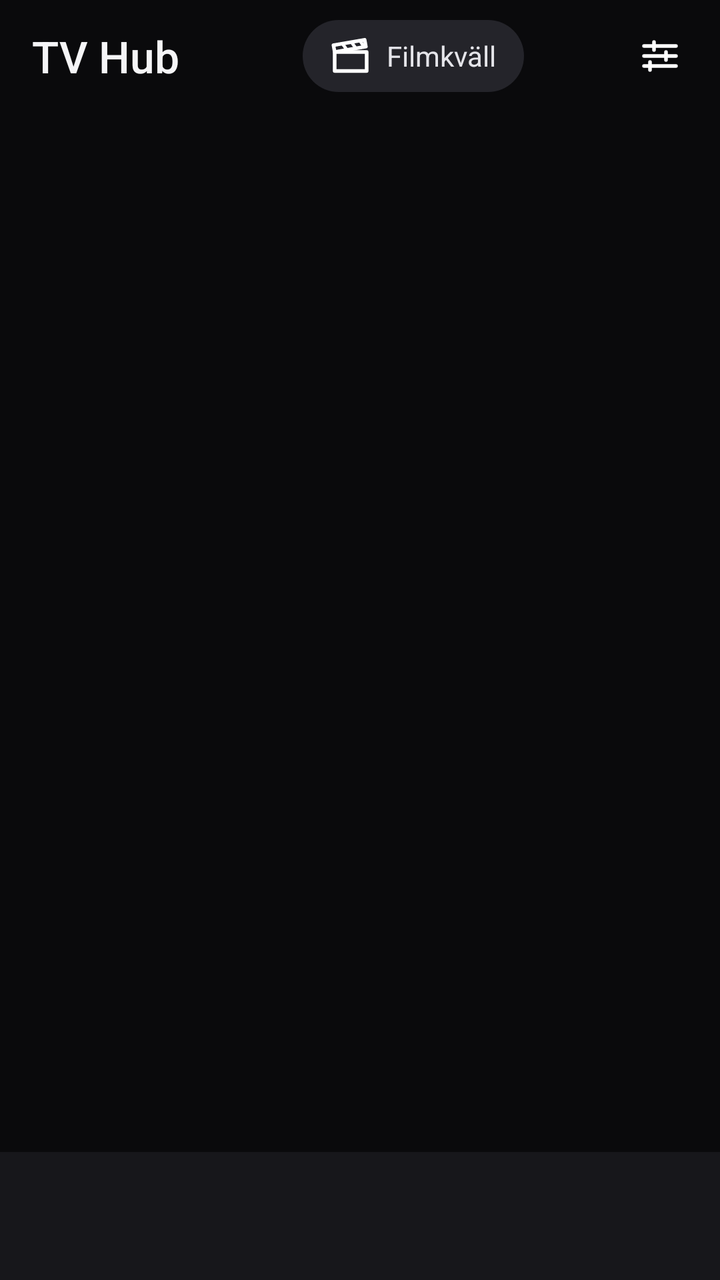
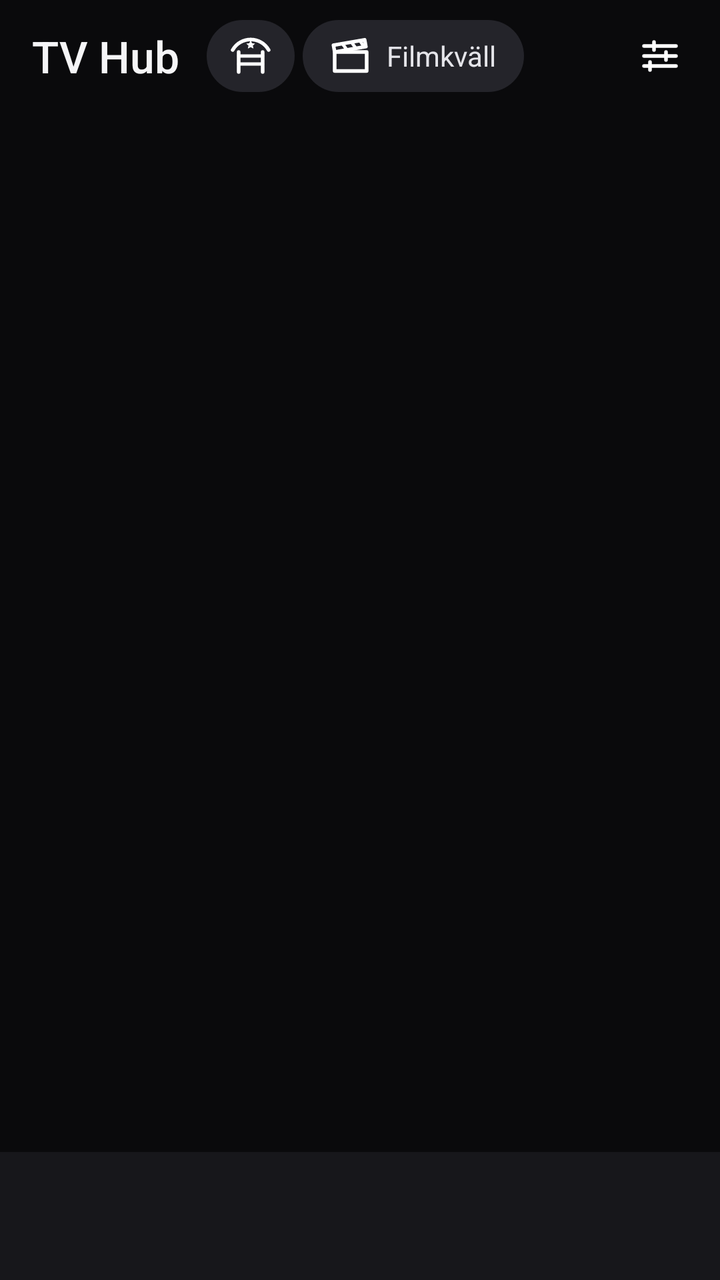

The first picture is an Android layout as it rendered before a commit; the second is the same layout after the commit. The layout source and the unified diff follow.
<!-- AndroidManifest.xml: application theme AppTheme -->
<!-- res/layout/activity_mobile.xml -->
<?xml version="1.0" encoding="utf-8"?>
<LinearLayout xmlns:android="http://schemas.android.com/apk/res/android"
    android:layout_width="match_parent"
    android:layout_height="match_parent"
    android:background="@color/m_bg"
    android:orientation="vertical">

    <LinearLayout
        android:layout_width="match_parent"
        android:layout_height="56dp"
        android:gravity="center_vertical"
        android:orientation="horizontal"
        android:paddingStart="16dp"
        android:paddingEnd="6dp">

        <TextView
            android:id="@+id/m_title"
            android:layout_width="wrap_content"
            android:background="@drawable/m_tap"
            android:focusable="true"
            android:layout_height="match_parent"
            android:fontFamily="sans-serif-medium"
            android:gravity="center_vertical"
            android:text="TV Hub"
            android:textColor="@color/m_text"
            android:textSize="22sp" />

        <TextView
            android:id="@+id/m_route"
            android:layout_width="0dp"
            android:layout_height="wrap_content"
            android:layout_marginStart="10dp"
            android:layout_weight="1"
            android:ellipsize="end"
            android:maxLines="1"
            android:textColor="@color/m_text3"
            android:textSize="12sp" />

        <TextView
            android:id="@+id/m_night"
            android:layout_width="wrap_content"
            android:layout_height="36dp"
            android:layout_marginEnd="4dp"
            android:background="@drawable/m_chip"
            android:drawableStart="@drawable/ic_m_night"
            android:drawablePadding="6dp"
            android:focusable="true"
            android:gravity="center_vertical"
            android:paddingStart="12dp"
            android:paddingEnd="14dp"
            android:text="Filmkväll"
            android:textColor="@color/m_chip_text"
            android:textSize="14sp" />

        <TextView
            android:id="@+id/m_profile"
            android:layout_width="32dp"
            android:layout_height="32dp"
            android:layout_marginStart="6dp"
            android:layout_marginEnd="2dp"
            android:contentDescription="Byt profil"
            android:focusable="true"
            android:gravity="center"
            android:textSize="14sp" />

        <ImageView
            android:id="@+id/m_settings"
            android:layout_width="48dp"
            android:layout_height="48dp"
            android:background="@drawable/m_tap"
            android:contentDescription="Inställningar"
            android:focusable="true"
            android:padding="12dp"
            android:src="@drawable/ic_m_settings" />
    </LinearLayout>

    <FrameLayout
        android:id="@+id/m_pages"
        android:layout_width="match_parent"
        android:layout_height="0dp"
        android:layout_weight="1">

        <TextView
            android:id="@+id/m_status"
            android:layout_width="match_parent"
            android:layout_height="wrap_content"
            android:layout_gravity="center"
            android:gravity="center"
            android:padding="32dp"
            android:textColor="@color/m_text2"
            android:textSize="16sp"
            android:visibility="gone" />
    </FrameLayout>

    <LinearLayout
        android:id="@+id/m_tabs"
        android:layout_width="match_parent"
        android:layout_height="64dp"
        android:background="@color/m_surface"
        android:orientation="horizontal" />
</LinearLayout>
<!-- resources referenced by this layout -->
<resources>
  <color name="m_bg">#0A0A0C</color>
  <color name="m_surface">#17171B</color>
  <color name="m_text">#F5F5F7</color>
  <color name="m_text2">#A1A1AA</color>
  <color name="m_text3">#6E6E78</color>
  <!-- drawable ic_m_night (drawable) -->
  <?xml version="1.0" encoding="utf-8"?>
  <vector xmlns:android="http://schemas.android.com/apk/res/android"
      android:width="24dp" android:height="24dp" android:viewportWidth="24" android:viewportHeight="24">
      <path android:pathData="M4,10 L20,10 L20,19.5 L4,19.5 Z" android:strokeColor="#FFFFFF" android:strokeWidth="1.8" android:strokeLineJoin="round" android:fillColor="#00000000" />
      <path android:pathData="M4,10 L3.4,6.6 L19,3.9 L19.6,7.3 Z" android:strokeColor="#FFFFFF" android:strokeWidth="1.8" android:strokeLineJoin="round" android:fillColor="#00000000" />
      <path android:pathData="M8,6 L10,8.8 M12.5,5.2 L14.5,8 M16.8,4.5 L18.6,7.4" android:strokeColor="#FFFFFF" android:strokeWidth="1.6" android:strokeLineCap="round" android:fillColor="#00000000" />
  </vector>
  <!-- drawable m_tap (drawable) -->
  <?xml version="1.0" encoding="utf-8"?>
  <selector xmlns:android="http://schemas.android.com/apk/res/android">
      <item android:state_pressed="true">
          <shape android:shape="rectangle">
              <solid android:color="#33FFFFFF" />
              <corners android:radius="10dp" />
          </shape>
      </item>
      <item android:state_focused="true">
          <shape android:shape="rectangle">
              <solid android:color="#33FFFFFF" />
              <corners android:radius="10dp" />
          </shape>
      </item>
      <item android:drawable="@android:color/transparent" />
  </selector>
  <style name="AppTheme" parent="android:Theme.Material.NoActionBar.Fullscreen">
          <item name="android:windowBackground">@color/bg</item>
          <item name="android:colorAccent">@color/accent</item>
          <item name="android:colorPrimary">@color/panel</item>
          <item name="android:textColorPrimary">@color/text</item>
          <item name="android:textColorSecondary">@color/muted</item>
      </style>
  <color name="m_surface2">#24242A</color>
  <color name="bg">#0B0E13</color>
  <color name="accent">#2F7CF6</color>
  <color name="panel">#141921</color>
  <color name="text">#ECEEF1</color>
  <color name="muted">#9AA1AB</color>
  <!-- unchanged entries left out for length: 2 -->
</resources>

<!-- the commit's change to res/layout/activity_mobile.xml (unified diff, before → after) -->
@@ -35,6 +35,19 @@
             android:maxLines="1"
             android:textColor="@color/m_text3"
             android:textSize="12sp" />
+
+        <TextView
+            android:id="@+id/m_worldcup"
+            android:layout_width="wrap_content"
+            android:layout_height="36dp"
+            android:layout_marginEnd="4dp"
+            android:background="@drawable/m_chip"
+            android:contentDescription="Världscupen i hoppning"
+            android:drawableStart="@drawable/ic_m_worldcup"
+            android:focusable="true"
+            android:gravity="center_vertical"
+            android:paddingStart="10dp"
+            android:paddingEnd="10dp" />
 
         <TextView
             android:id="@+id/m_night"
<!-- resource entries referenced after the edit -->
@@ -12,6 +12,15 @@
       <path android:pathData="M4,10 L20,10 L20,19.5 L4,19.5 Z" android:strokeColor="#FFFFFF" android:strokeWidth="1.8" android:strokeLineJoin="round" android:fillColor="#00000000" />
       <path android:pathData="M4,10 L3.4,6.6 L19,3.9 L19.6,7.3 Z" android:strokeColor="#FFFFFF" android:strokeWidth="1.8" android:strokeLineJoin="round" android:fillColor="#00000000" />
       <path android:pathData="M8,6 L10,8.8 M12.5,5.2 L14.5,8 M16.8,4.5 L18.6,7.4" android:strokeColor="#FFFFFF" android:strokeWidth="1.6" android:strokeLineCap="round" android:fillColor="#00000000" />
+  </vector>
+  <!-- drawable ic_m_worldcup (drawable) -->
+  <?xml version="1.0" encoding="utf-8"?>
+  <vector xmlns:android="http://schemas.android.com/apk/res/android"
+      android:width="24dp" android:height="24dp" android:viewportWidth="24" android:viewportHeight="24">
+      <path android:pathData="M6,20 L6,10 M18,20 L18,10" android:strokeColor="#FFFFFF" android:strokeWidth="1.8" android:strokeLineCap="round" android:fillColor="#00000000" />
+      <path android:pathData="M6,12 L18,12 M6,16 L18,16" android:strokeColor="#FFFFFF" android:strokeWidth="1.6" android:strokeLineCap="round" android:fillColor="#00000000" />
+      <path android:pathData="M3,9 C7,2 17,2 21,9" android:strokeColor="#FFFFFF" android:strokeWidth="1.8" android:strokeLineCap="round" android:fillColor="#00000000" />
+      <path android:pathData="M12,4.2 L12.7,5.6 L14.2,5.8 L13.1,6.8 L13.4,8.3 L12,7.6 L10.6,8.3 L10.9,6.8 L9.8,5.8 L11.3,5.6 Z" android:fillColor="#FFFFFF" />
   </vector>
   <!-- drawable m_tap (drawable) -->
   <?xml version="1.0" encoding="utf-8"?>
